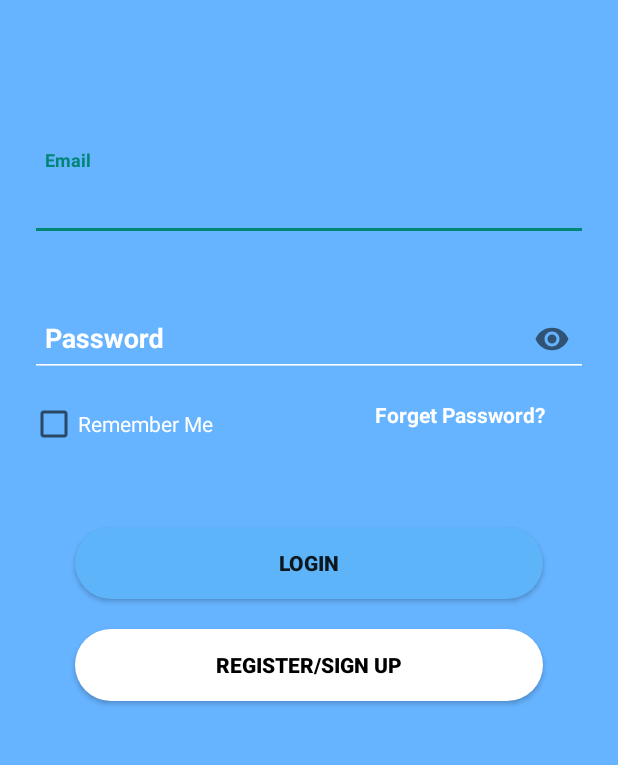
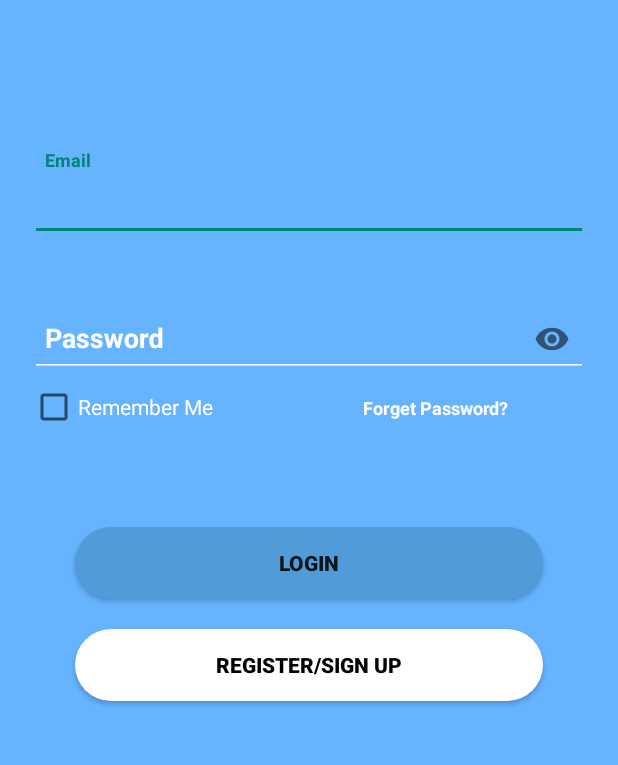
Before and after one commit to Karma8o1/FinalPrivate, an Android app: the screen it shows after launch (Log_sign), on a phone screen of 412 x 824 dp, the part 225-990 px from its top. Run offline under Robolectric (Android 15) with nearby library versions, the phone set to English and light mode, and no system bars; our stand-ins replace Firebase (no records; nobody signed in at launch, a user with empty details on screens opened directly).

Commit message:
FINALIZING PROJECT

```diff
--- a/app/src/main/res/layout/activity_log_sign.xml
+++ b/app/src/main/res/layout/activity_log_sign.xml
@@ -74,22 +74,26 @@
     </com.google.android.material.textfield.TextInputLayout>
     <CheckBox
         android:layout_width="wrap_content"
-        android:layout_height="wrap_content"
+        android:layout_height="20sp"
         android:id="@+id/remember"
         android:layout_below="@id/pass"
         android:text="Remember Me"
         android:layout_marginStart="20sp"
-        android:layout_marginTop="15sp"
+        android:layout_marginTop="10sp"
         android:textColor="@color/white"
-        android:shadowColor="@color/white"/>
+        android:shadowColor="@color/white"
+        android:textSize="14sp"
+        />
     <TextView
         android:layout_width="match_parent"
         android:layout_height="wrap_content"
         android:text="Forget Password?"
         android:layout_below="@id/pass"
-        android:layout_marginStart="250sp"
+        android:layout_toRightOf="@id/remember"
+        android:layout_marginStart="100sp"
         android:layout_marginEnd="10sp"
-        android:layout_marginTop="15sp"
+        android:layout_marginTop="12sp"
+        android:textSize="12sp"
         android:textColor="@color/white"
         android:textStyle="bold"
         android:id="@+id/forget"
@@ -104,7 +108,7 @@
         android:layout_marginStart="50sp"
         android:layout_marginEnd="50sp"
         android:text="LOGIN"
-        android:backgroundTint="#5EB4F8"
+        android:backgroundTint="#519CD8"
         android:background="@drawable/mybutton"
         android:textStyle="bold"
         android:textSize="14sp"
```
